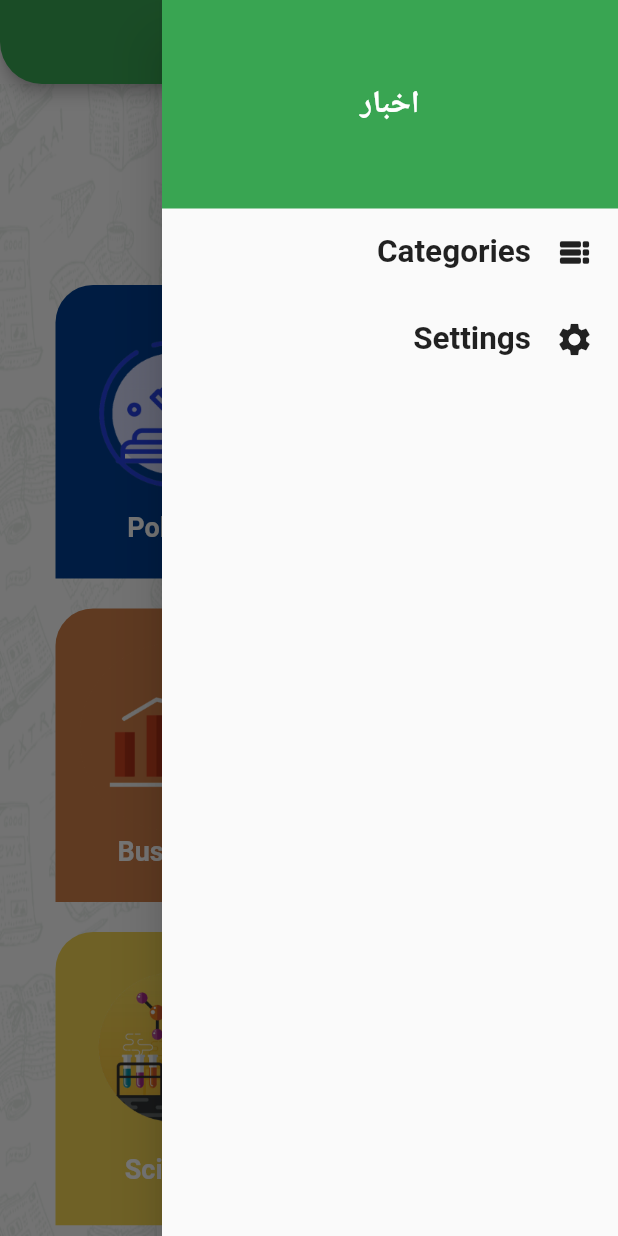
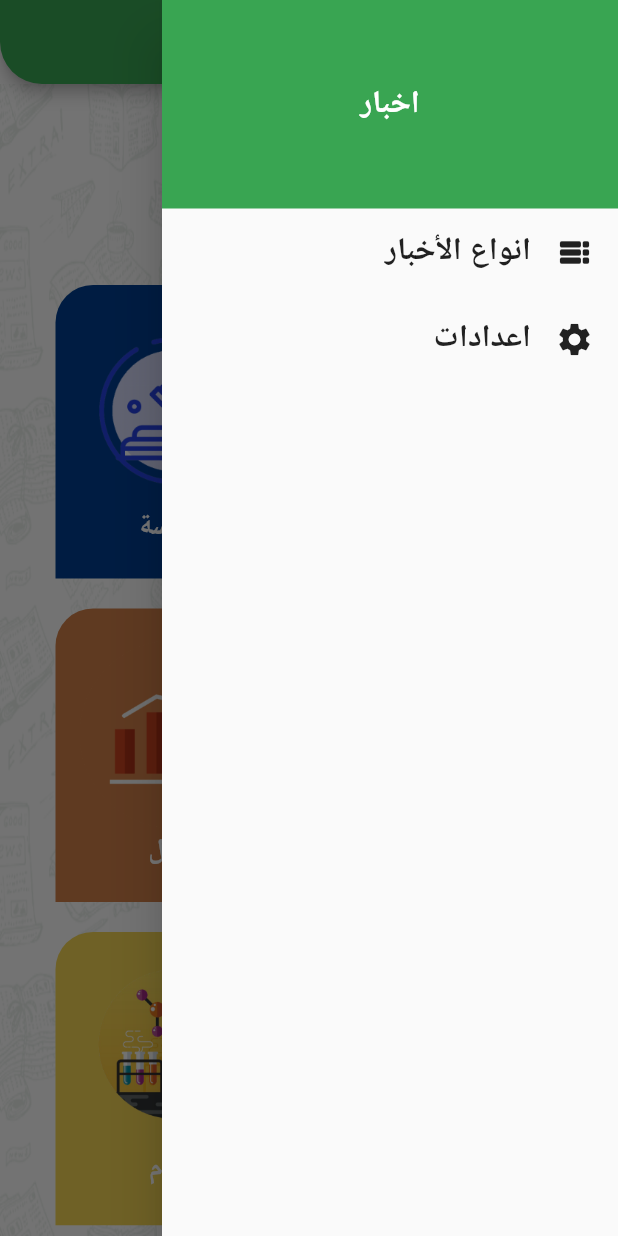
Before and after one commit to Mohamed-Yosry/news_flutter, a Flutter app: the CategoriesPage screen opened by its route, with the side drawer open, on a phone screen of 412 x 824 dp. Run offline on Flutter 3.47's test engine with Material 2 defaults, Android fonts, the light colour scheme and no system bars; generated files the repository leaves out were written again.

Commit message:
added localization

```diff
--- a/lib/l10n/app_ar.arb
+++ b/lib/l10n/app_ar.arb
@@ -1,13 +1,14 @@
 {
   "title": "اخبار",
   "language": "لغة",
-  "Sports": "رياضة",
-  "Politics": "سياسة",
-  "Health": "صحة",
-  "Business": "أعمل",
-  "Environment": "بيئة",
-  "Science": "علوم",
+  "sports": "رياضة",
+  "politics": "سياسة",
+  "health": "صحة",
+  "business": "أعمل",
+  "environment": "بيئة",
+  "science": "علوم",
   "settings": "اعدادات",
   "search": "ابحث عن مقالة",
-  "categories": "اختر نوع الخبر \n الذي يهمك"
+  "categoriesText": "اختر نوع الخبر \n الذي يهمك",
+  "categories": "انواع الأخبار"
 }
--- a/lib/l10n/app_en.arb
+++ b/lib/l10n/app_en.arb
@@ -9,5 +9,6 @@
   "science": "Science",
   "settings": "Settings",
   "search": "Search Article",
-  "categories": "Pick your category \nof interest"
+  "categoriesText": "Pick your category \nof interest",
+  "categories": "Categories"
 }
--- a/lib/ui/CategoriesPage.dart
+++ b/lib/ui/CategoriesPage.dart
@@ -4,17 +4,20 @@ import 'package:flutter_gen/gen_l10n/app_localizations.dart';
 
 class CategoriesPage extends StatelessWidget {
   static const String Route_Name ='Categories';
-  static final List<CategoryParameters> inGridCategories =[
-    new CategoryParameters(Color(0xFFC91C22), 'assets/sports.png', "Sports", true),
-    new CategoryParameters(Color(0xFF003E90), 'assets/Politics.png', "Politics", false),
-    new CategoryParameters(Color(0xFFED1E79), 'assets/health.png', "Health", true),
-    new CategoryParameters(Color(0xFFCF7E48), 'assets/bussines.png', "Business", false),
-    new CategoryParameters(Color(0xFF4882CF), 'assets/environment.png', "Environment", true),
-    new CategoryParameters(Color(0xFFF2D352), 'assets/science.png', "Science", false),
-  ];
+
 
   @override
   Widget build(BuildContext context) {
+
+     final List<CategoryParameters> inGridCategories =[
+      new CategoryParameters(Color(0xFFC91C22), 'assets/sports.png', AppLocalizations.of(context)!.sports, true),
+      new CategoryParameters(Color(0xFF003E90), 'assets/Politics.png', AppLocalizations.of(context)!.politics, false),
+      new CategoryParameters(Color(0xFFED1E79), 'assets/health.png', AppLocalizations.of(context)!.health, true),
+      new CategoryParameters(Color(0xFFCF7E48), 'assets/bussines.png', AppLocalizations.of(context)!.business, false),
+      new CategoryParameters(Color(0xFF4882CF), 'assets/environment.png', AppLocalizations.of(context)!.environment, true),
+      new CategoryParameters(Color(0xFFF2D352), 'assets/science.png', AppLocalizations.of(context)!.science, false),
+    ];
+
     return  Scaffold(
         appBar: AppBar(
         title: new Text(AppLocalizations.of(context)!.title, style: TextStyle(color: Colors.white, fontSize: 22),),
@@ -38,7 +41,7 @@ class CategoriesPage extends StatelessWidget {
           Container(
             margin: EdgeInsets.fromLTRB(29, 42, 0, 0),
             child: new Text(
-              AppLocalizations.of(context)!.categories,
+              AppLocalizations.of(context)!.categoriesText,
             style: TextStyle(color: Color(0xFF4F5A69), fontSize: 22, fontWeight: FontWeight.bold),
             ),
             ),
--- a/lib/ui/SideMenu.dart
+++ b/lib/ui/SideMenu.dart
@@ -3,13 +3,14 @@ import 'package:flutter/material.dart';
 import 'package:flutter_gen/gen_l10n/app_localizations.dart';
 
 class AppSideMenu extends StatelessWidget {
-  List<SideMenuItemData> sideMenuList =[
-    SideMenuItemData(Icons.view_list_rounded, "Categories"),
-    SideMenuItemData(Icons.settings, "Settings"),
 
-  ];
   @override
   Widget build(BuildContext context) {
+    List<SideMenuItemData> sideMenuList =[
+      SideMenuItemData(Icons.view_list_rounded, AppLocalizations.of(context)!.categories,"Categories"),
+      SideMenuItemData(Icons.settings, AppLocalizations.of(context)!.settings,"Settings"),
+
+    ];
     return Container(
       child: new Column(
         children: [
@@ -25,7 +26,7 @@ class AppSideMenu extends StatelessWidget {
           Expanded(
               child: ListView.builder(itemBuilder: (context, index)
                   {
-                    return SideMenuItem(sideMenuList[index]);
+                    return SideMenuItem(sideMenuList[index],index);
                   },
                   itemCount: sideMenuList.length,
               )
@@ -41,18 +42,21 @@ class SideMenuItemData
 {
   IconData iconData;
   String title;
-  SideMenuItemData(this.iconData, this.title);
+  String navigatorTitle;
+  SideMenuItemData(this.iconData, this.title,this.navigatorTitle);
 }
 
 class SideMenuItem extends StatelessWidget{
   SideMenuItemData myData;
-  SideMenuItem(this.myData);
+  int index;
+  SideMenuItem(this.myData,this.index);
 
   @override
   Widget build(BuildContext context) {
     return InkWell(
       onTap: (){
-        Navigator.pushNamed(context, myData.title);
+        Navigator.pushNamed(context, myData.navigatorTitle);
+
       },
       child: Row(
         mainAxisAlignment: MainAxisAlignment.start,
--- a/lib/ui/SideMenuSettings.dart
+++ b/lib/ui/SideMenuSettings.dart
@@ -82,5 +82,6 @@ class _SideMenuSettingsState extends State<SideMenuSettings> {
       item,
       style: TextStyle(color: Theme.of(context).primaryColor, fontSize: 14),
     ),
+    //onTap: ,
   );
 }
```
